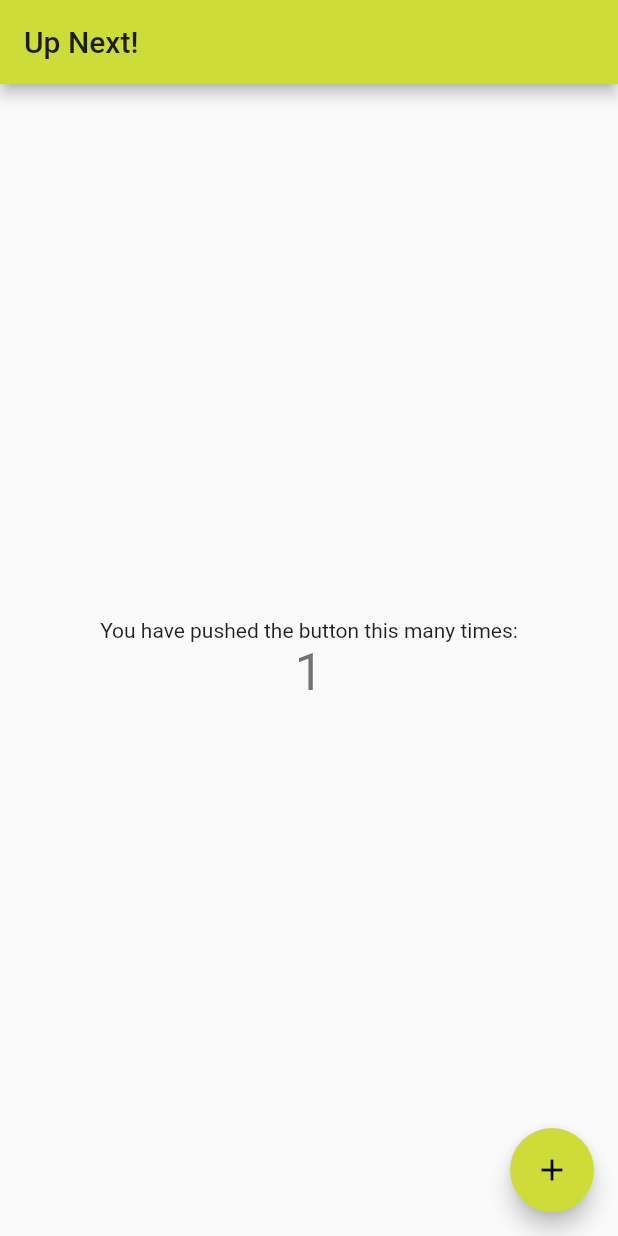
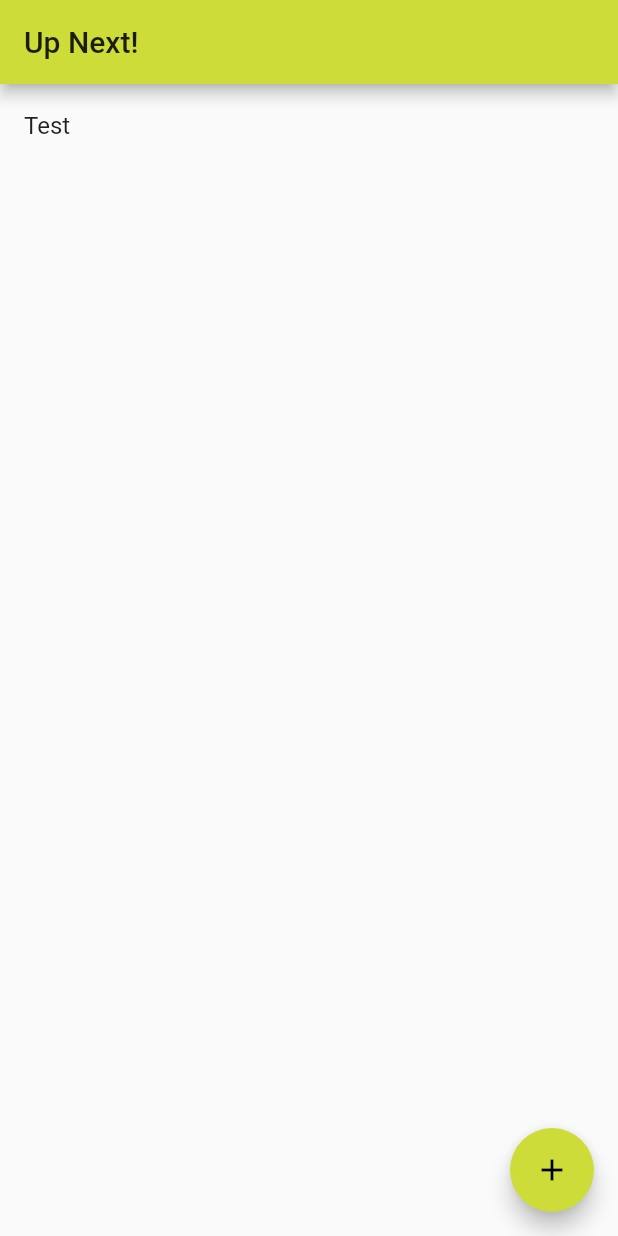
Before and after one commit to robin1996/flutter_task_manager, a Flutter app: the screen it shows after launch, after a tap on the "add" icon, on a phone screen of 412 x 824 dp. Run offline on Flutter 3.47's test engine with Material 2 defaults, Android fonts, the phone set to English and light mode, and no system bars.

Commit message:
Add table

```diff
--- a/lib/main.dart
+++ b/lib/main.dart
@@ -46,16 +46,17 @@ class ToDoListPage extends StatefulWidget {
 }
 
 class _ToDoListPageState extends State<ToDoListPage> {
-  int _counter = 0;
+  List<ToDo> toDos = [];
 
-  void _incrementCounter() {
+
+  void _addToDo() {
     setState(() {
       // This call to setState tells the Flutter framework that something has
       // changed in this State, which causes it to rerun the build method below
       // so that the display can reflect the updated values. If we changed
       // _counter without calling setState(), then the build method would not be
       // called again, and so nothing would appear to happen.
-      _counter++;
+      toDos.add(ToDo("test"));
     });
   }
 
@@ -73,39 +74,17 @@ class _ToDoListPageState extends State<ToDoListPage> {
         // the App.build method, and use it to set our appbar title.
         title: Text(widget.title),
       ),
-      body: Center(
-        // Center is a layout widget. It takes a single child and positions it
-        // in the middle of the parent.
-        child: Column(
-          // Column is also layout widget. It takes a list of children and
-          // arranges them vertically. By default, it sizes itself to fit its
-          // children horizontally, and tries to be as tall as its parent.
-          //
-          // Invoke "debug painting" (press "p" in the console, choose the
-          // "Toggle Debug Paint" action from the Flutter Inspector in Android
-          // Studio, or the "Toggle Debug Paint" command in Visual Studio Code)
-          // to see the wireframe for each widget.
-          //
-          // Column has various properties to control how it sizes itself and
-          // how it positions its children. Here we use mainAxisAlignment to
-          // center the children vertically; the main axis here is the vertical
-          // axis because Columns are vertical (the cross axis would be
-          // horizontal).
-          mainAxisAlignment: MainAxisAlignment.center,
-          children: <Widget>[
-            Text(
-              'You have pushed the button this many times:',
-            ),
-            Text(
-              '$_counter',
-              style: Theme.of(context).textTheme.display1,
-            ),
-          ],
-        ),
+      body: ListView.builder(
+        itemCount: toDos.length,
+        itemBuilder: (context, index) {
+          return ListTile(
+            title: Text("Test")
+          );
+        },
       ),
       floatingActionButton: FloatingActionButton(
-        onPressed: _incrementCounter,
-        tooltip: 'Increment',
+        onPressed: _addToDo,
+        tooltip: 'Add',
         child: Icon(Icons.add),
       ), // This trailing comma makes auto-formatting nicer for build methods.
     );
```
